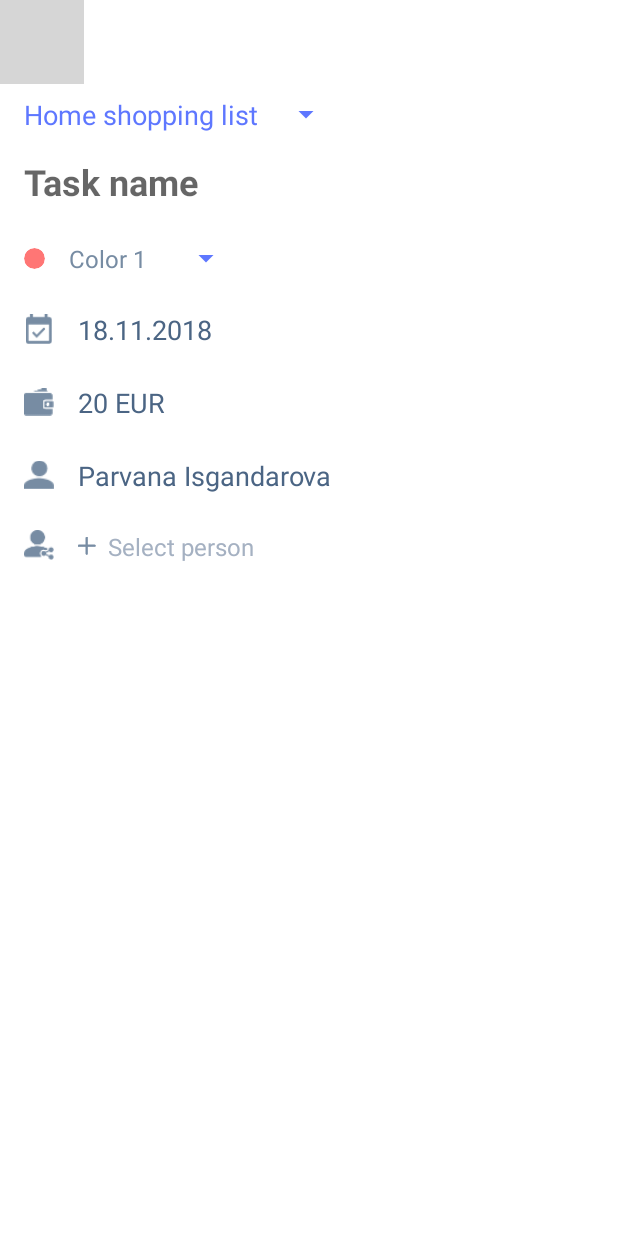
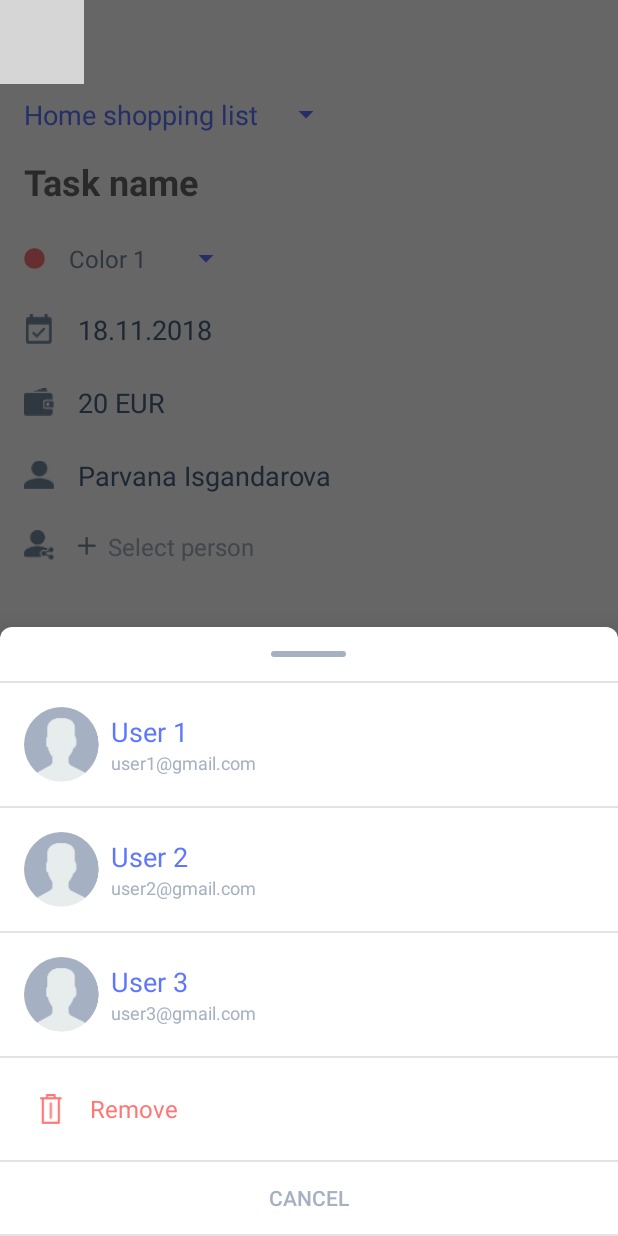
Before and after one commit to kerimovscreations/BillSplitter, an Android app: the ShoppingItemDetailsActivity screen opened directly, with no data from a screen before it, after a tap on "Select person", on a phone screen of 412 x 824 dp. Run offline under Robolectric (Android 15) with nearby library versions, the phone set to English and light mode, and no system bars; our stand-ins replace ButterKnife, CircleImageView; grey boxes are pictures that could not be loaded.

Commit message:
created group member picker dialog

```diff
--- a/app/src/main/java/com/kerimovscreations/billsplitter/activities/GroupFormActivity.java
+++ b/app/src/main/java/com/kerimovscreations/billsplitter/activities/GroupFormActivity.java
@@ -68,7 +68,7 @@ public class GroupFormActivity extends BaseActivity {
         mAdapter = new SharedPeopleListRVAdapter(getContext(), mGroup.getMembers());
         mAdapter.setOnItemClickListener(new SharedPeopleListRVAdapter.OnItemClickListener() {
             @Override
-            public void onItemClick(int position) {
+            public void onAdd(int position) {
                 // TODO: open bottom sheet
             }
 
--- a/app/src/main/java/com/kerimovscreations/billsplitter/activities/ShoppingItemDetailsActivity.java
+++ b/app/src/main/java/com/kerimovscreations/billsplitter/activities/ShoppingItemDetailsActivity.java
@@ -14,6 +14,8 @@ import android.widget.TextView;
 import com.kerimovscreations.billsplitter.R;
 import com.kerimovscreations.billsplitter.adapters.SharedPeopleListRVAdapter;
 import com.kerimovscreations.billsplitter.adapters.spinner.CategorySpinnerAdapter;
+import com.kerimovscreations.billsplitter.fragments.dialogs.GroupMemberPickerBottomSheetDialogFragment;
+import com.kerimovscreations.billsplitter.fragments.dialogs.MenuBottomSheetDialogFragment;
 import com.kerimovscreations.billsplitter.models.Category;
 import com.kerimovscreations.billsplitter.models.Group;
 import com.kerimovscreations.billsplitter.models.Person;
@@ -117,13 +119,40 @@ public class ShoppingItemDetailsActivity extends BaseActivity {
         mAdapter = new SharedPeopleListRVAdapter(getContext(), mShoppingItem.getSharedPeople());
         mAdapter.setOnItemClickListener(new SharedPeopleListRVAdapter.OnItemClickListener() {
             @Override
-            public void onItemClick(int position) {
-                // TODO: open bottom sheet
+            public void onAdd(int position) {
+                GroupMemberPickerBottomSheetDialogFragment fragment = GroupMemberPickerBottomSheetDialogFragment.getInstance();
+                fragment.setClickListener(new GroupMemberPickerBottomSheetDialogFragment.OnClickListener() {
+                    @Override
+                    public void onSelect(Person person) {
+
+                    }
+
+                    @Override
+                    public void onRemove() {
+                        // not used
+                    }
+                });
+
+                fragment.show(getSupportFragmentManager(), "MEMBER_TAG");
             }
 
             @Override
             public void onSelect(int position) {
-                // TODO: open bottom sheet
+                GroupMemberPickerBottomSheetDialogFragment fragment = GroupMemberPickerBottomSheetDialogFragment.getInstance();
+                fragment.setClickListener(new GroupMemberPickerBottomSheetDialogFragment.OnClickListener() {
+                    @Override
+                    public void onSelect(Person person) {
+
+                    }
+
+                    @Override
+                    public void onRemove() {
+                        mShoppingItem.getSharedPeople().remove(position);
+                        mAdapter.notifyDataSetChanged();
+                    }
+                });
+
+                fragment.show(getSupportFragmentManager(), "MEMBER_TAG");
             }
         });
 
@@ -156,7 +185,19 @@ public class ShoppingItemDetailsActivity extends BaseActivity {
 
     @OnClick(R.id.buyer_layout)
     void onBuyer(View view) {
-        // TODO: complete method
+        GroupMemberPickerBottomSheetDialogFragment fragment = GroupMemberPickerBottomSheetDialogFragment.getInstance();
+        fragment.setClickListener(new GroupMemberPickerBottomSheetDialogFragment.OnClickListener() {
+            @Override
+            public void onSelect(Person person) {
+
+            }
+
+            @Override
+            public void onRemove() {
+            }
+        });
+
+        fragment.show(getSupportFragmentManager(), "MEMBER_TAG");
     }
 
     /**
--- /dev/null
+++ b/app/src/main/java/com/kerimovscreations/billsplitter/adapters/GroupMembersRVAdapter.java
@@ -0,0 +1,94 @@
+package com.kerimovscreations.billsplitter.adapters;
+
+import android.content.Context;
+import android.support.annotation.NonNull;
+import android.support.v7.widget.RecyclerView;
+import android.view.LayoutInflater;
+import android.view.View;
+import android.view.ViewGroup;
+import android.widget.TextView;
+
+import com.kerimovscreations.billsplitter.R;
+import com.kerimovscreations.billsplitter.models.Person;
+
+import java.util.List;
+
+import butterknife.BindView;
+import butterknife.ButterKnife;
+
+public class GroupMembersRVAdapter extends RecyclerView.Adapter<GroupMembersRVAdapter.ViewHolder> {
+
+    private GroupMembersRVAdapter.OnItemClickListener mListener;
+    private List<Person> mList;
+    private Context mContext;
+    private int mSelectedIndex = 0;
+
+    public GroupMembersRVAdapter(Context context, List<Person> list) {
+        mList = list;
+        mContext = context;
+    }
+
+    public Context getContext() {
+        return mContext;
+    }
+
+    public int getSelectedIndex() {
+        return mSelectedIndex;
+    }
+
+    public void setOnItemClickListener(GroupMembersRVAdapter.OnItemClickListener listener) {
+        mListener = listener;
+    }
+
+    @Override
+    public GroupMembersRVAdapter.ViewHolder onCreateViewHolder(@NonNull ViewGroup parent, int viewType) {
+        Context context = parent.getContext();
+        LayoutInflater inflater = LayoutInflater.from(context);
+
+        View contactView = inflater.inflate(R.layout.list_item_group_member, parent, false);
+
+        return new GroupMembersRVAdapter.ViewHolder(contactView);
+    }
+
+    @Override
+    public void onBindViewHolder(@NonNull GroupMembersRVAdapter.ViewHolder viewHolder, int position) {
+        Person bItem = mList.get(position);
+
+        viewHolder.name.setText(bItem.getFullName());
+        viewHolder.email.setText(bItem.getEmail());
+    }
+
+    @Override
+    public int getItemCount() {
+        return mList.size();
+    }
+
+    public interface OnItemClickListener {
+        void onItemClick(int position);
+    }
+
+    public class ViewHolder extends RecyclerView.ViewHolder {
+        @BindView(R.id.user_name)
+        TextView name;
+        @BindView(R.id.user_email)
+        TextView email;
+        @BindView(R.id.layout)
+        View layout;
+
+        ViewHolder(final View itemView) {
+            super(itemView);
+            ButterKnife.bind(this, itemView);
+
+            layout.setOnClickListener(v -> {
+                if (mListener != null) {
+                    int position = getAdapterPosition();
+                    if (position != RecyclerView.NO_POSITION) {
+                        mListener.onItemClick(position);
+                        mSelectedIndex = position;
+                        notifyDataSetChanged();
+                    }
+                }
+            });
+        }
+    }
+}
--- a/app/src/main/java/com/kerimovscreations/billsplitter/adapters/SharedPeopleListRVAdapter.java
+++ b/app/src/main/java/com/kerimovscreations/billsplitter/adapters/SharedPeopleListRVAdapter.java
@@ -80,9 +80,9 @@ public class SharedPeopleListRVAdapter extends RecyclerView.Adapter<RecyclerView
     }
 
     public interface OnItemClickListener {
-        void onItemClick(int position);
+        void onSelect(int position);
 
-        void onSelect(int position);
+        void onAdd(int position);
     }
 
     public class ViewHolderEmpty extends RecyclerView.ViewHolder {
@@ -99,7 +99,7 @@ public class SharedPeopleListRVAdapter extends RecyclerView.Adapter<RecyclerView
                 if (mListener != null) {
                     int position = getAdapterPosition();
                     if (position != RecyclerView.NO_POSITION) {
-                        mListener.onSelect(position);
+                        mListener.onAdd(position);
                     }
                 }
             });
@@ -120,7 +120,7 @@ public class SharedPeopleListRVAdapter extends RecyclerView.Adapter<RecyclerView
                 if (mListener != null) {
                     int position = getAdapterPosition();
                     if (position != RecyclerView.NO_POSITION) {
-                        mListener.onItemClick(position);
+                        mListener.onSelect(position);
                     }
                 }
             });
--- /dev/null
+++ b/app/src/main/java/com/kerimovscreations/billsplitter/fragments/dialogs/GroupMemberPickerBottomSheetDialogFragment.java
@@ -0,0 +1,104 @@
+package com.kerimovscreations.billsplitter.fragments.dialogs;
+
+import android.os.Bundle;
+import android.support.annotation.NonNull;
+import android.support.design.widget.BottomSheetDialogFragment;
+import android.support.v7.widget.LinearLayoutManager;
+import android.support.v7.widget.RecyclerView;
+import android.view.LayoutInflater;
+import android.view.View;
+import android.view.ViewGroup;
+
+import com.kerimovscreations.billsplitter.R;
+import com.kerimovscreations.billsplitter.adapters.GroupMembersRVAdapter;
+import com.kerimovscreations.billsplitter.models.Person;
+
+import java.util.ArrayList;
+
+import butterknife.BindView;
+import butterknife.ButterKnife;
+import butterknife.OnClick;
+
+public class GroupMemberPickerBottomSheetDialogFragment extends BottomSheetDialogFragment {
+
+    View mView;
+
+    @BindView(R.id.top_pointer_view)
+    View mTopPointerView;
+    @BindView(R.id.rvList)
+    RecyclerView mRVList;
+
+    GroupMembersRVAdapter mAdapter;
+    ArrayList<Person> mList = new ArrayList<>();
+
+    boolean mLogoutBtnVisible = false;
+
+    private OnClickListener mListener;
+
+    public interface OnClickListener {
+        void onSelect(Person person);
+
+        void onRemove();
+    }
+
+    public void setClickListener(OnClickListener listener) {
+        mListener = listener;
+    }
+
+    public static GroupMemberPickerBottomSheetDialogFragment getInstance() {
+        return new GroupMemberPickerBottomSheetDialogFragment();
+    }
+
+    @Override
+    public int getTheme() {
+        return R.style.BottomSheetDialogTheme;
+    }
+
+    @Override
+    public View onCreateView(@NonNull LayoutInflater inflater, ViewGroup container, Bundle savedInstanceState) {
+        mView = inflater.inflate(R.layout.bottom_sheet_dialog_group_member_picker, container, false);
+        ButterKnife.bind(this, mView);
+
+        initVars();
+
+        return mView;
+    }
+
+    void initVars() {
+
+        mList.add(new Person(0, "User 1", "user1@gmail.com"));
+        mList.add(new Person(1, "User 2", "user2@gmail.com"));
+        mList.add(new Person(2, "User 3", "user3@gmail.com"));
+
+        mAdapter = new GroupMembersRVAdapter(getContext(), mList);
+        mAdapter.setOnItemClickListener(position -> {
+            if (mListener != null) {
+                mListener.onSelect(mList.get(position));
+            }
+        });
+
+        mRVList.setLayoutManager(new LinearLayoutManager(getContext()));
+        mRVList.setAdapter(mAdapter);
+    }
+
+    /**
+     * UI
+     */
+
+    /**
+     * Click handlers
+     */
+
+    @OnClick(R.id.remove_layout)
+    void onRemove() {
+        if(mListener != null){
+            mListener.onRemove();
+            dismiss();
+        }
+    }
+
+    @OnClick(R.id.cancel_btn)
+    void onCancel() {
+        dismiss();
+    }
+}
--- a/app/src/main/java/com/kerimovscreations/billsplitter/models/Person.java
+++ b/app/src/main/java/com/kerimovscreations/billsplitter/models/Person.java
@@ -6,10 +6,18 @@ public class Person implements Serializable {
 
     private int id;
     private String fullName;
+    private String picture;
+    private String email;
 
     public Person(int id, String fullName) {
         this.id = id;
         this.fullName = fullName;
+    }
+
+    public Person(int id, String fullName, String email) {
+        this.id = id;
+        this.fullName = fullName;
+        this.email = email;
     }
 
     public int getId() {
@@ -27,4 +35,20 @@ public class Person implements Serializable {
     public void setFullName(String fullName) {
         this.fullName = fullName;
     }
+
+    public String getPicture() {
+        return picture;
+    }
+
+    public void setPicture(String picture) {
+        this.picture = picture;
+    }
+
+    public String getEmail() {
+        return email;
+    }
+
+    public void setEmail(String email) {
+        this.email = email;
+    }
 }
--- a/app/src/main/res/layout/activity_main.xml
+++ b/app/src/main/res/layout/activity_main.xml
@@ -48,9 +48,9 @@
         android:layout_above="@id/bottom_tab_card"
         android:layout_centerHorizontal="true"
         android:layout_marginBottom="-25dp"
-        app:cardElevation="3dp"
         app:cardBackgroundColor="@color/colorPrimary"
-        app:cardCornerRadius="25dp">
+        app:cardCornerRadius="25dp"
+        app:cardElevation="3dp">
 
         <LinearLayout
             android:id="@+id/add_item_btn"
--- /dev/null
+++ b/app/src/main/res/layout/bottom_sheet_dialog_group_member_picker.xml
@@ -0,0 +1,82 @@
+<?xml version="1.0" encoding="utf-8"?>
+<android.support.v4.widget.NestedScrollView xmlns:android="http://schemas.android.com/apk/res/android"
+    xmlns:app="http://schemas.android.com/apk/res-auto"
+    android:layout_width="match_parent"
+    android:layout_height="wrap_content"
+    app:behavior_hideable="true"
+    app:behavior_peekHeight="0dp"
+    app:layout_behavior="android.support.design.widget.BottomSheetBehavior">
+
+    <LinearLayout
+        android:layout_width="match_parent"
+        android:layout_height="wrap_content"
+        android:elevation="0dp"
+        android:orientation="vertical">
+
+        <View
+            android:id="@+id/top_pointer_view"
+            android:layout_width="50dp"
+            android:layout_height="4dp"
+            android:layout_gravity="center"
+            android:background="@drawable/bg_menu_top_pointer" />
+
+        <android.support.v7.widget.RecyclerView
+            android:id="@+id/rvList"
+            android:layout_width="match_parent"
+            android:layout_height="wrap_content"
+            android:layout_marginTop="@dimen/normal_margin" />
+
+        <include layout="@layout/item_divider" />
+
+        <RelativeLayout
+            android:id="@+id/remove_layout"
+            android:layout_width="match_parent"
+            android:layout_height="wrap_content"
+            android:background="?attr/selectableItemBackground"
+            android:clickable="true"
+            android:focusable="true"
+            android:padding="@dimen/normal_margin">
+
+            <ImageView
+                android:id="@+id/delete_ic"
+                android:layout_width="20dp"
+                android:layout_height="20dp"
+                android:layout_centerVertical="true"
+                android:layout_margin="@dimen/medium_margin"
+                android:src="@drawable/ic_delete"
+                android:tint="@color/colorRed" />
+
+            <TextView
+                android:layout_width="wrap_content"
+                android:layout_height="wrap_content"
+                android:layout_centerVertical="true"
+                android:layout_marginStart="@dimen/medium_margin"
+                android:layout_toEndOf="@id/delete_ic"
+                android:text="Remove"
+                android:textColor="@color/colorRed"
+                android:textSize="16sp" />
+        </RelativeLayout>
+
+        <include layout="@layout/item_divider" />
+
+        <LinearLayout
+            android:id="@+id/cancel_layout"
+            android:layout_width="match_parent"
+            android:layout_height="wrap_content"
+            android:background="?attr/selectableItemBackground"
+            android:clickable="true"
+            android:focusable="true"
+            android:gravity="center">
+
+            <Button
+                android:id="@+id/cancel_btn"
+                style="?borderlessButtonStyle"
+                android:layout_width="wrap_content"
+                android:layout_height="wrap_content"
+                android:text="@string/cancel"
+                android:textColor="@color/colorLightGray" />
+        </LinearLayout>
+
+        <include layout="@layout/item_divider" />
+    </LinearLayout>
+</android.support.v4.widget.NestedScrollView>
--- /dev/null
+++ b/app/src/main/res/layout/list_item_group_member.xml
@@ -0,0 +1,45 @@
+<LinearLayout xmlns:android="http://schemas.android.com/apk/res/android"
+    xmlns:tools="http://schemas.android.com/tools"
+    android:layout_width="match_parent"
+    android:layout_height="wrap_content"
+    android:orientation="vertical">
+
+    <include layout="@layout/item_divider" />
+
+    <RelativeLayout xmlns:android="http://schemas.android.com/apk/res/android"
+        android:id="@+id/layout"
+        android:layout_width="match_parent"
+        android:layout_height="wrap_content"
+        android:background="?attr/selectableItemBackground"
+        android:clickable="true"
+        android:focusable="true"
+        android:padding="@dimen/normal_margin">
+
+        <de.hdodenhof.circleimageview.CircleImageView
+            android:id="@+id/avatar"
+            android:layout_width="50dp"
+            android:layout_height="50dp"
+            android:src="@drawable/ic_sample_avatar" />
+
+        <TextView
+            android:id="@+id/user_name"
+            android:layout_width="wrap_content"
+            android:layout_height="wrap_content"
+            android:layout_marginStart="@dimen/medium_margin"
+            android:layout_marginTop="@dimen/small_margin"
+            android:layout_toEndOf="@id/avatar"
+            android:textColor="@color/colorPrimary"
+            android:textSize="18sp"
+            tools:text="John Doe" />
+
+        <TextView
+            android:id="@+id/user_email"
+            android:layout_width="wrap_content"
+            android:layout_height="wrap_content"
+            android:layout_below="@id/user_name"
+            android:layout_alignStart="@id/user_name"
+            android:textColor="@color/colorLightGray"
+            android:textSize="12sp"
+            tools:text="email@example.com" />
+    </RelativeLayout>
+</LinearLayout>
--- a/app/src/main/res/layout/list_item_share_person_empty.xml
+++ b/app/src/main/res/layout/list_item_share_person_empty.xml
@@ -1,7 +1,7 @@
 <?xml version="1.0" encoding="utf-8"?>
 <LinearLayout xmlns:android="http://schemas.android.com/apk/res/android"
     android:id="@+id/layout"
-    android:layout_width="wrap_content"
+    android:layout_width="match_parent"
     android:layout_height="wrap_content"
     android:background="?attr/selectableItemBackground"
     android:clickable="true"
--- a/app/src/main/res/layout/list_item_share_person_full.xml
+++ b/app/src/main/res/layout/list_item_share_person_full.xml
@@ -1,7 +1,7 @@
 <?xml version="1.0" encoding="utf-8"?>
 <LinearLayout xmlns:android="http://schemas.android.com/apk/res/android"
     android:id="@+id/layout"
-    android:layout_width="wrap_content"
+    android:layout_width="match_parent"
     android:layout_height="wrap_content"
     android:background="?attr/selectableItemBackground"
     android:clickable="true"
--- a/app/src/main/res/values/colors.xml
+++ b/app/src/main/res/values/colors.xml
@@ -13,4 +13,5 @@
     <color name="colorLightBlue">#81ECEC</color>
     <color name="colorLightYello">#FFCA75</color>
     <color name="colorDarkText">#4B5461</color>
+    <color name="colorRed">#FF7675</color>
 </resources>
```
Also changed, not shown: app/src/main/java/com/kerimovscreations/billsplitter/activities/MainActivity.java (+12 -6 lines), app/src/main/java/com/kerimovscreations/billsplitter/fragments/dialogs/MenuBottomSheetDialogFragment.java (+8 -8 lines), app/src/main/res/layout/bottom_sheet_dialog_menu.xml (+11 -5 lines).
